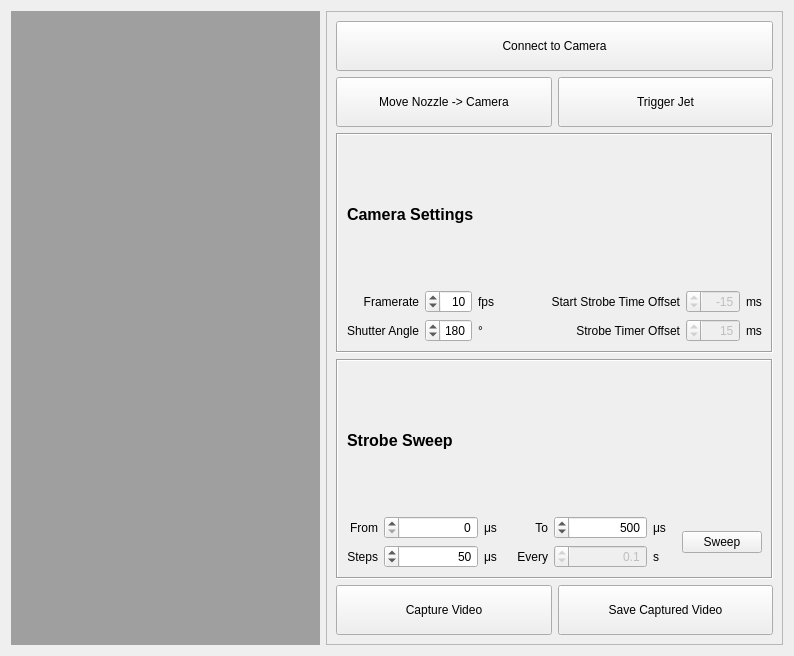
BYUCreateResearchLab/CREATE_LAB_Binder_Jet_Printer, file src/ui/dropletobservationwidget.ui: the form before one commit.
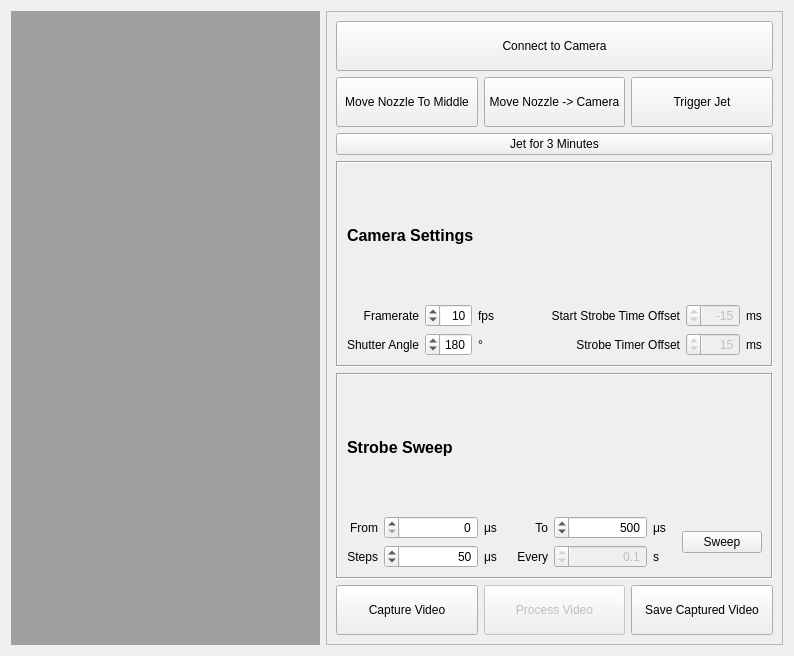
The form after the commit.

```diff
--- a/src/ui/dropletobservationwidget.ui
+++ b/src/ui/dropletobservationwidget.ui
@@ -25,8 +25,71 @@
      <property name="frameShadow">
       <enum>QFrame::Raised</enum>
      </property>
-     <layout class="QGridLayout" name="gridLayout_frame" columnstretch="0,0">
-      <item row="9" column="0" colspan="2">
+     <layout class="QGridLayout" name="gridLayout_frame" columnstretch="0,0,0">
+      <item row="1" column="2">
+       <widget class="QPushButton" name="TriggerJetButton">
+        <property name="font">
+         <font>
+          <bold>false</bold>
+          <underline>false</underline>
+         </font>
+        </property>
+        <property name="text">
+         <string>
+Trigger Jet
+</string>
+        </property>
+        <property name="flat">
+         <bool>false</bool>
+        </property>
+       </widget>
+      </item>
+      <item row="1" column="1">
+       <widget class="QPushButton" name="moveToCameraButton">
+        <property name="font">
+         <font>
+          <bold>false</bold>
+          <underline>false</underline>
+         </font>
+        </property>
+        <property name="text">
+         <string>
+Move Nozzle -&gt; Camera
+</string>
+        </property>
+        <property name="flat">
+         <bool>false</bool>
+        </property>
+       </widget>
+      </item>
+      <item row="1" column="0">
+       <widget class="QPushButton" name="moveToMiddleButton">
+        <property name="text">
+         <string>
+Move Nozzle To Middle
+</string>
+        </property>
+       </widget>
+      </item>
+      <item row="0" column="0" colspan="3">
+       <widget class="QPushButton" name="connectButton">
+        <property name="font">
+         <font>
+          <bold>false</bold>
+          <underline>false</underline>
+         </font>
+        </property>
+        <property name="text">
+         <string>
+Connect to Camera
+</string>
+        </property>
+        <property name="flat">
+         <bool>false</bool>
+        </property>
+       </widget>
+      </item>
+      <item row="9" column="0" colspan="3">
        <widget class="QFrame" name="cameraSettingsFrame">
         <property name="enabled">
          <bool>true</bool>
@@ -158,7 +221,6 @@
            <property name="font">
             <font>
              <pointsize>12</pointsize>
-             <weight>75</weight>
              <bold>true</bold>
             </font>
            </property>
@@ -269,26 +331,7 @@
         </layout>
        </widget>
       </item>
-      <item row="0" column="0" colspan="2">
-       <widget class="QPushButton" name="connectButton">
-        <property name="font">
-         <font>
-          <weight>50</weight>
-          <bold>false</bold>
-          <underline>false</underline>
-         </font>
-        </property>
-        <property name="text">
-         <string>
-Connect to Camera
-</string>
-        </property>
-        <property name="flat">
-         <bool>false</bool>
-        </property>
-       </widget>
-      </item>
-      <item row="15" column="0" colspan="2">
+      <item row="15" column="0" colspan="3">
        <widget class="QFrame" name="sweepFrame">
         <property name="frameShape">
          <enum>QFrame::Box</enum>
@@ -456,7 +499,6 @@
            <property name="font">
             <font>
              <pointsize>12</pointsize>
-             <weight>75</weight>
              <bold>true</bold>
             </font>
            </property>
@@ -468,49 +510,10 @@
         </layout>
        </widget>
       </item>
-      <item row="1" column="0">
-       <widget class="QPushButton" name="moveToCameraButton">
-        <property name="font">
-         <font>
-          <weight>50</weight>
-          <bold>false</bold>
-          <underline>false</underline>
-         </font>
-        </property>
-        <property name="text">
-         <string>
-Move Nozzle -&gt; Camera
-</string>
-        </property>
-        <property name="flat">
-         <bool>false</bool>
-        </property>
-       </widget>
-      </item>
-      <item row="1" column="1">
-       <widget class="QPushButton" name="TriggerJetButton">
-        <property name="font">
-         <font>
-          <weight>50</weight>
-          <bold>false</bold>
-          <underline>false</underline>
-         </font>
-        </property>
-        <property name="text">
-         <string>
-Trigger Jet
-</string>
-        </property>
-        <property name="flat">
-         <bool>false</bool>
-        </property>
-       </widget>
-      </item>
       <item row="16" column="0">
        <widget class="QPushButton" name="takeVideoButton">
         <property name="font">
          <font>
-          <weight>50</weight>
           <bold>false</bold>
           <underline>false</underline>
          </font>
@@ -525,11 +528,10 @@
         </property>
        </widget>
       </item>
-      <item row="16" column="1">
+      <item row="16" column="2">
        <widget class="QPushButton" name="SaveVideoButton">
         <property name="font">
          <font>
-          <weight>50</weight>
           <bold>false</bold>
           <underline>false</underline>
          </font>
@@ -544,6 +546,25 @@
         </property>
        </widget>
       </item>
+      <item row="16" column="1">
+       <widget class="QPushButton" name="pushButton_2">
+        <property name="enabled">
+         <bool>false</bool>
+        </property>
+        <property name="text">
+         <string>
+Process Video
+</string>
+        </property>
+       </widget>
+      </item>
+      <item row="2" column="0" colspan="3">
+       <widget class="QPushButton" name="jetForMinutesButton">
+        <property name="text">
+         <string>Jet for 3 Minutes</string>
+        </property>
+       </widget>
+      </item>
      </layout>
     </widget>
    </item>
```
